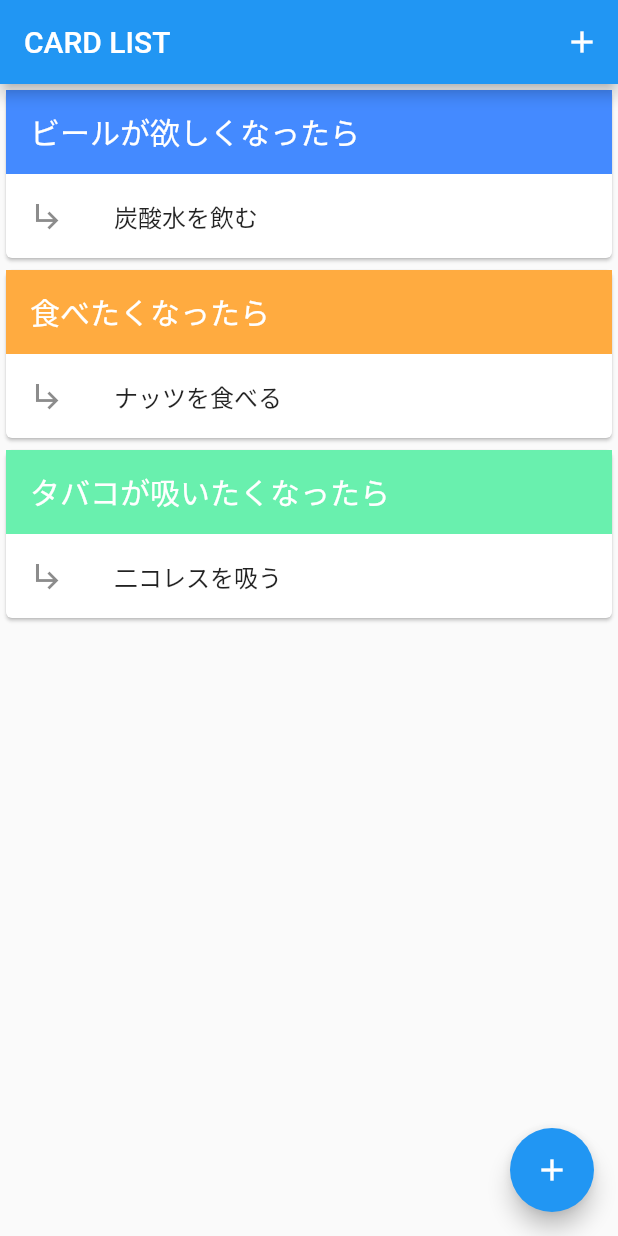
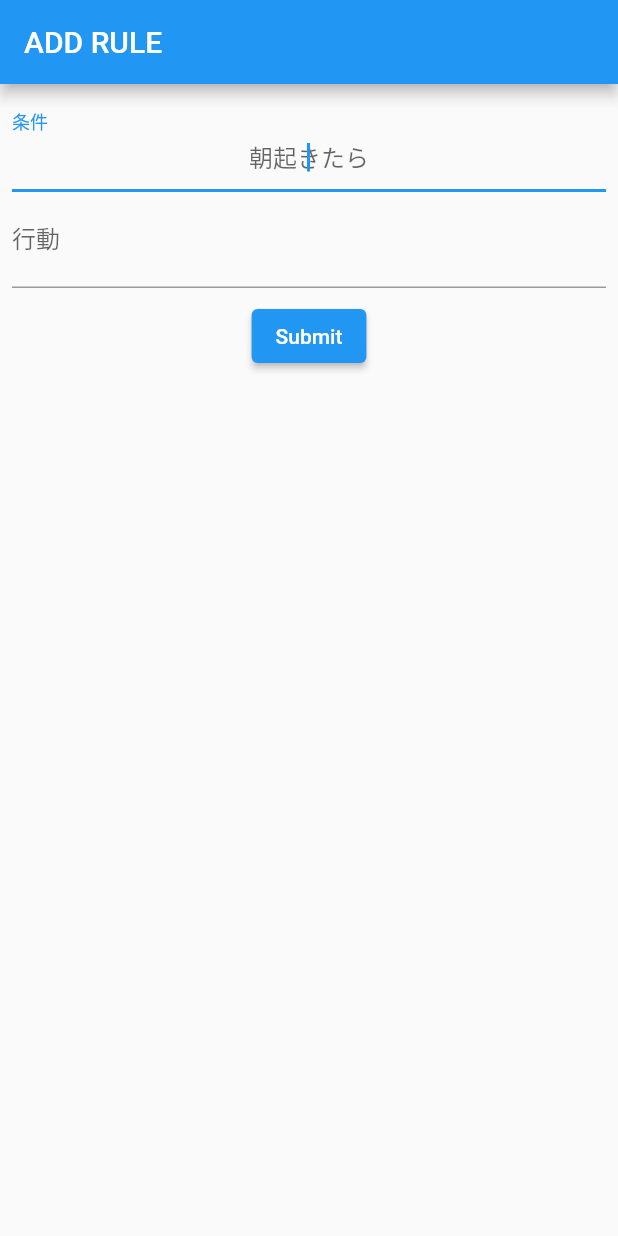
Before and after one commit to s4shiki/if_then_card, a Flutter app: the screen it shows after launch, on a phone screen of 412 x 824 dp. Run offline on Flutter 3.47's test engine with Material 2 defaults, Android fonts, the phone set to English and light mode, and no system bars.

Commit message:
ルール追加画面の作成

```diff
--- a/lib/main.dart
+++ b/lib/main.dart
@@ -1,4 +1,5 @@
 import 'package:flutter/material.dart';
+import 'package:if_then_card/page/add_page.dart';
 import 'package:if_then_card/page/top_page.dart';
 
 // アプリ起動
@@ -13,7 +14,8 @@ class MyApp extends StatelessWidget {
     return MaterialApp(
       debugShowCheckedModeBanner: false, // シミュレーターの右上にdebugというラベルが表示されなくなります
       title: 'IF THEN CARD',
-      home: TopPage(), // 起動時に表示される画面
+//      home: TopPage(), // 起動時に表示される画面
+      home: AddPage(), // 起動時に表示される画面
     );
   }
 }
--- /dev/null
+++ b/lib/page/add_page.dart
@@ -0,0 +1,87 @@
+import 'package:flutter/material.dart';
+
+// ルール追加画面
+class AddPage extends StatelessWidget {
+  @override
+  Widget build(BuildContext context) {
+    return Scaffold(
+      appBar: AppBar(
+        title: Text('ADD RULE'),
+      ),
+      body: Padding(
+        padding: const EdgeInsets.all(8.0),
+        child: RuleForm(),
+      ),
+    );
+  }
+}
+
+// ルールフォーム
+class RuleForm extends StatefulWidget {
+  @override
+  _RuleFormState createState() => _RuleFormState();
+}
+
+class _RuleFormState extends State<RuleForm> {
+  final _formKey = GlobalKey<FormState>();
+
+  // Submit時にフォームに値が入力されているか確認するメソッド
+  String inputValid(value) {
+    if (value == null || value.isEmpty) {
+      return '入力してください';
+    }
+    return null;
+  }
+
+  @override
+  Widget build(BuildContext context) {
+    String situationText; // 条件の入力値
+    String actionText; // 行動の入力値
+
+    return Form(
+      key: _formKey,
+      child: Column(
+        children: [
+          TextFormField(
+            decoration: InputDecoration(
+              labelText: "条件",
+              hintText: "朝起きたら",
+            ),
+            autofocus: true,
+            textAlign: TextAlign.center,
+            onChanged: (text) {
+              print("条件の入力値：$text");
+              situationText = text;
+            },
+            validator: (value) => inputValid(value),
+          ),
+          TextFormField(
+            decoration: InputDecoration(
+              labelText: "行動",
+              hintText: "水を飲む",
+            ),
+            textAlign: TextAlign.center,
+            onChanged: (text) {
+              print("行動の入力値：$text");
+              actionText = text;
+            },
+            validator: (value) => inputValid(value),
+          ),
+          Padding(
+            padding: const EdgeInsets.all(8.0),
+            child: ElevatedButton(
+              onPressed: () {
+                if (_formKey.currentState.validate()) {
+                  ScaffoldMessenger.of(context)
+                      .showSnackBar(SnackBar(content: Text('登録しました')));
+                  print("登録したよ。条件：$situationText 行動：$actionText");
+                }
+              },
+              child: Text("Submit"),
+            ),
+          )
+        ],
+      ),
+    );
+  }
+}
```
